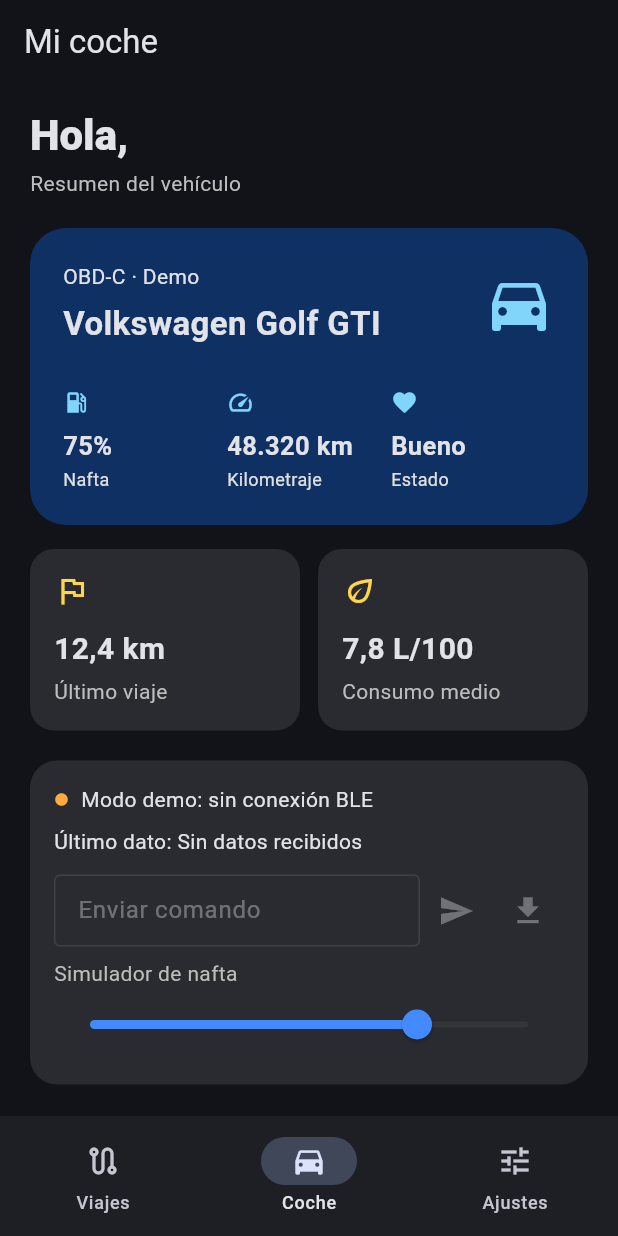
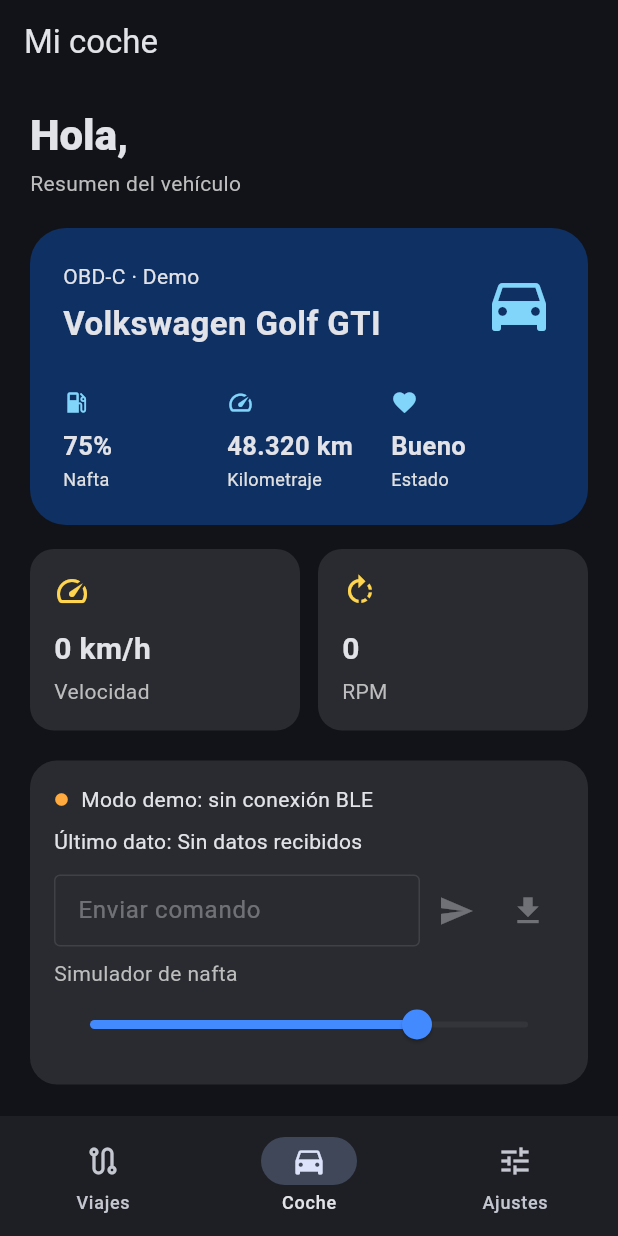
Before and after one commit to NicoBer28/OBD-Project, a Flutter app: the MainScreen screen opened directly with empty values, on a phone screen of 412 x 824 dp. Run offline on Flutter 3.47's test engine with Material 3 defaults, Android fonts, the phone set to English and light mode, and no system bars; our stand-ins replace flutter_blue_plus, permission_handler.

Commit message:
feat:read data from esp

```diff
--- a/app/obd_app/lib/screens/main_screen.dart
+++ b/app/obd_app/lib/screens/main_screen.dart
@@ -1,5 +1,6 @@
 import 'dart:async';
 import 'dart:convert';
+import 'dart:typed_data';
 
 import 'package:flutter/material.dart';
 import 'package:flutter_blue_plus/flutter_blue_plus.dart';
@@ -29,6 +30,8 @@
 
   // Valor inicial usado por el simulador cuando no hay ESP32 conectada.
   double _nivelNafta = 75.0;
+  int _velocidad = 0;
+  int _rpm = 0;
 
   // Característica 6E400002: canal de escritura app -> ESP32.
   BluetoothCharacteristic? _writeCharacteristic;
@@ -117,9 +120,25 @@
         _receiveSubscription = receiveCharacteristic.onValueReceived.listen((
           value,
         ) {
-          if (!mounted) return;
+          if (!mounted|| value.isEmpty) return;
+
+          final bytes = Uint8List.fromList(value);
+          final byteData = ByteData.sublistView(bytes);
+          final id = byteData.getUint8(0);
+
           setState(() {
-            _receivedData = utf8.decode(value, allowMalformed: true);
+            if (id == 0x01 && bytes.length >= 4) {
+              // Struct SpeedRpmPacket: id (1 byte), speed (1 byte), rpm (2 bytes)
+              _velocidad = byteData.getUint8(1);
+              _rpm = byteData.getUint16(2, Endian.little); // ESP32 usa Little Endian
+              _receivedData = 'Paquete 0x01 - Vel: $_velocidad km/h | RPM: $_rpm';
+            }
+            else if (id == 0x02 && bytes.length >= 3) {
+              // Struct EngTempFuelPacket: id (1 byte), temp (1 byte), fuel (1 byte)
+              final temp = byteData.getUint8(1);
+              _nivelNafta = byteData.getUint8(2).toDouble();
+              _receivedData = 'Paquete 0x02 - Temp: $temp°C | Nafta: ${_nivelNafta.toInt()}%';
+            }
           });
         });
       }
@@ -333,14 +352,14 @@
         Row(
           children: [
             Expanded(
-              child: _infoTile('Último viaje', '12,4 km', Icons.flag_outlined),
+              child: _infoTile('Velocidad', '$_velocidad km/h', Icons.speed),
             ),
             const SizedBox(width: 12),
             Expanded(
               child: _infoTile(
-                'Consumo medio',
-                '7,8 L/100',
-                Icons.eco_outlined,
+                'RPM',
+                '$_rpm',
+                Icons.rotate_right,
               ),
             ),
           ],
```
